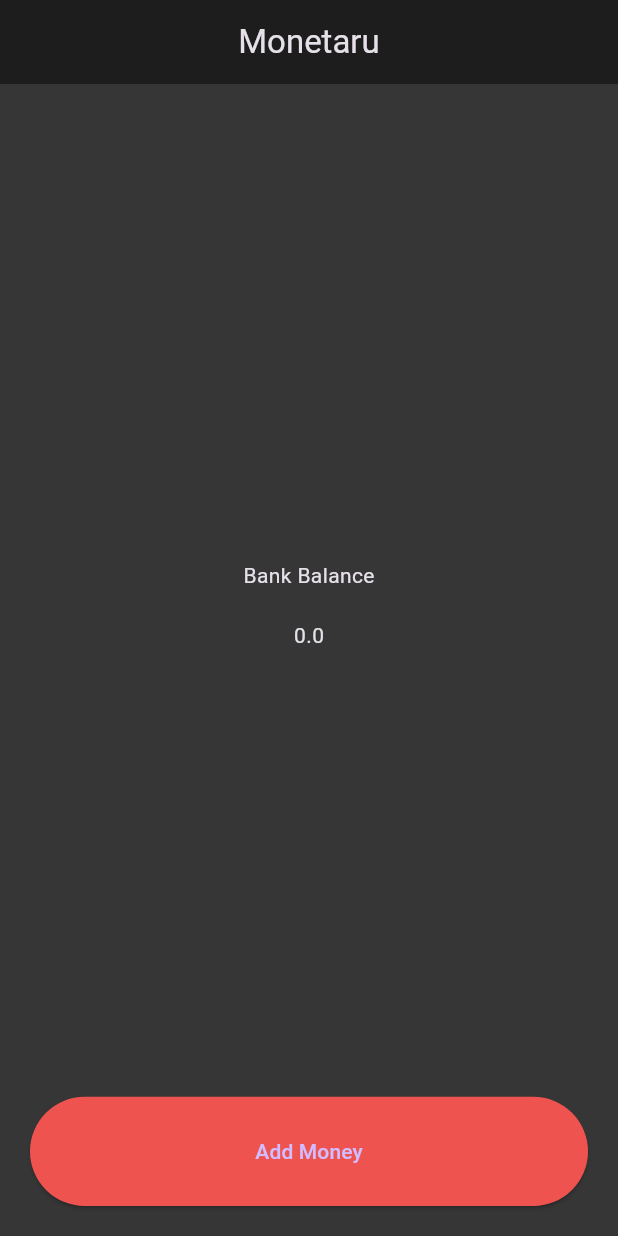
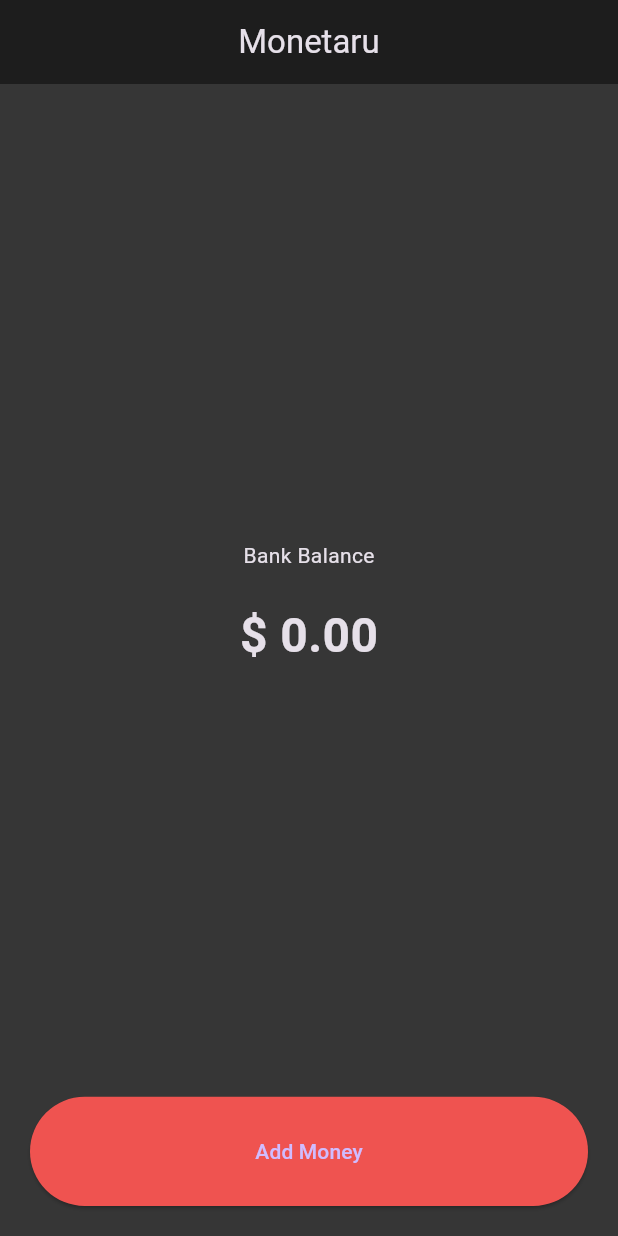
Before and after one commit to ISCIrvingDev/flutter-monetary, a Flutter app: the screen it shows after launch, on a phone screen of 412 x 824 dp. Run offline on Flutter 3.47's test engine with Material 3 defaults, Android fonts, the phone set to English and light mode, and no system bars; our stand-ins replace shared_preferences.

Commit message:
Add money format to "balence" value

```diff
--- a/lib/components/bank_balance.component.dart
+++ b/lib/components/bank_balance.component.dart
@@ -1,5 +1,13 @@
 import 'package:flutter/material.dart';
+import 'package:intl/intl.dart';
 
 List<Widget> bankBalance(double balance) {
-  return [Text('Bank Balance'), SizedBox(height: 20), Text(('$balance'))];
+  return [
+    Text('Bank Balance'),
+    SizedBox(height: 20),
+    Text(
+      '\$ ${NumberFormat.simpleCurrency(name: '').format(balance)}',
+      style: TextStyle(fontSize: 32, fontWeight: FontWeight.bold),
+    ),
+  ];
 }
--- a/pubspec.yaml
+++ b/pubspec.yaml
@@ -35,6 +35,7 @@
   # Use with the CupertinoIcons class for iOS style icons.
   cupertino_icons: ^1.0.8
   shared_preferences: ^2.5.2
+  intl: ^0.20.2
 
 dev_dependencies:
   flutter_test:
```
Also changed, not shown: pubspec.lock.
